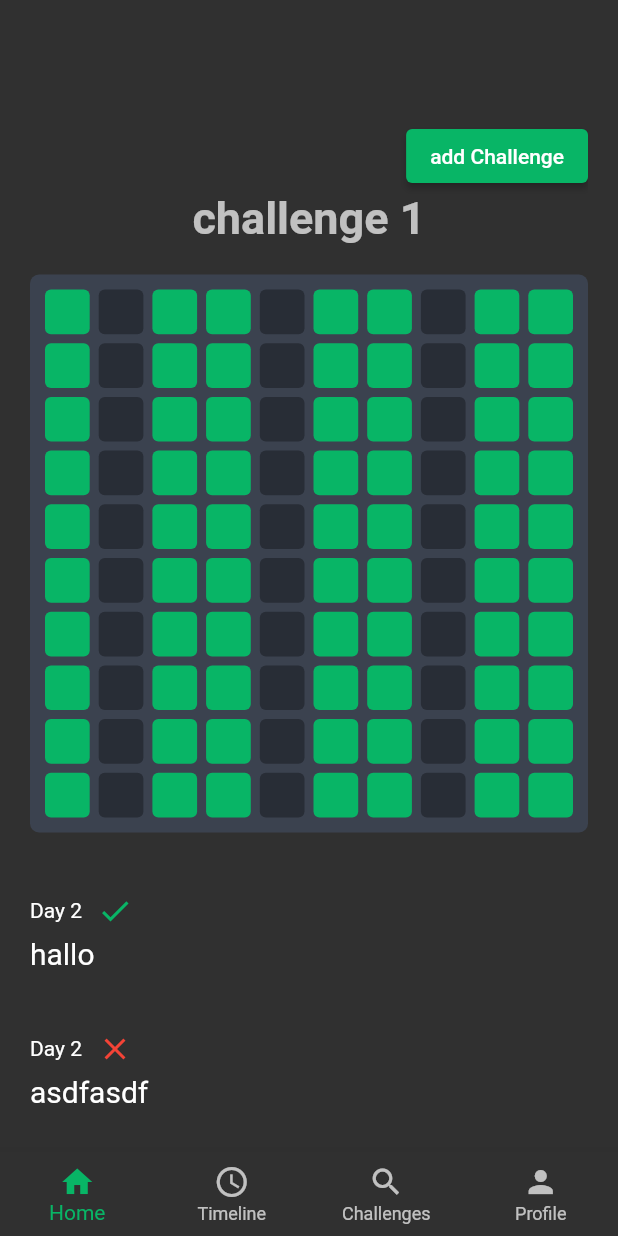
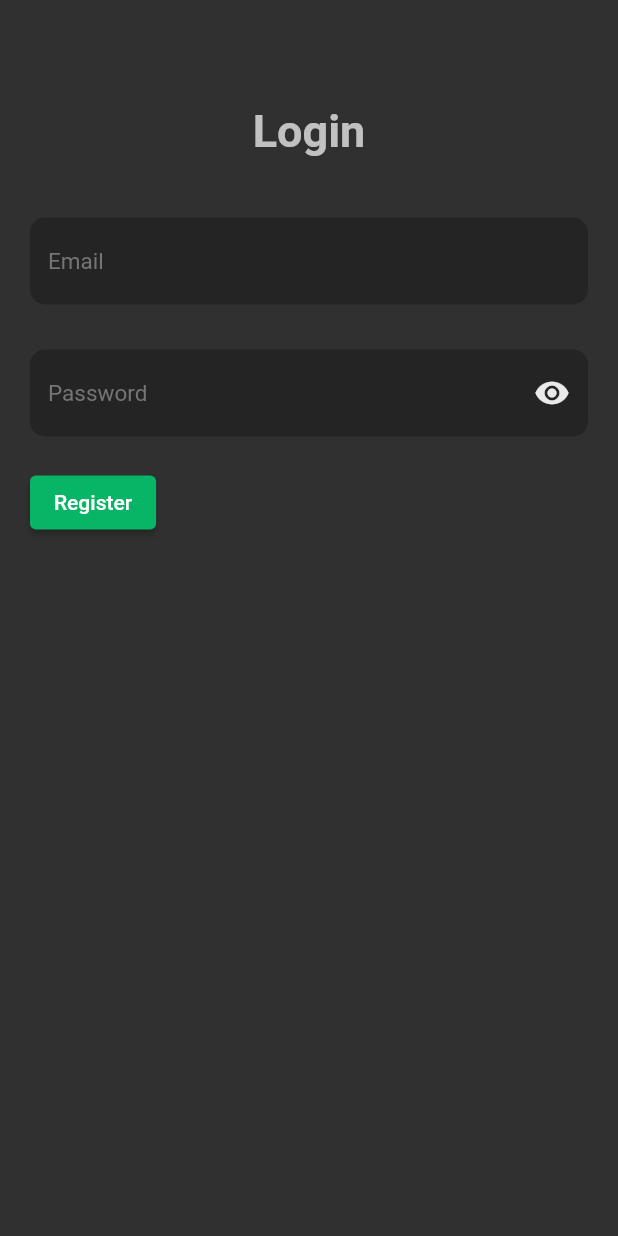
Before and after one commit to Hiebeler/lawof100-frontend, a Flutter app: the screen it shows after launch, on a phone screen of 412 x 824 dp. Run offline on Flutter 3.47's test engine with Material 2 defaults, Android fonts, the light colour scheme and no system bars; our stand-ins replace image_picker; Roboto replaces fonts that are missing (Arial, Hind).

Commit message:
created SignIn and SignUp pages

```diff
--- a/lib/main.dart
+++ b/lib/main.dart
@@ -2,6 +2,8 @@ import 'package:flutter/material.dart';
 import 'package:flutter/services.dart';
 import 'package:lawof100/add_challenge.dart';
 import 'package:lawof100/home.dart';
+import 'package:lawof100/sign_in.dart';
+import 'package:lawof100/sign_up.dart';
 
 void main() {
   WidgetsFlutterBinding.ensureInitialized();
@@ -24,10 +26,12 @@ class _MainState extends State<Main> {
     final ThemeData theme = ThemeData();
 
     return MaterialApp(
-      initialRoute: '/',
+      initialRoute: '/signIn',
       routes: {
         '/': (context) => const Home(),
         '/addChallenge': (context) => const AddChallenge(),
+        '/signUp': (context) => SignUp(),
+        '/signIn': (context) => SignIn(),
       },
       theme: ThemeData(
         // Define the default brightness and colors.
--- /dev/null
+++ b/lib/sign_in.dart
@@ -0,0 +1,100 @@
+import 'package:flutter/material.dart';
+
+class SignIn extends StatefulWidget {
+  SignIn({Key? key}) : super(key: key);
+
+  @override
+  State<SignIn> createState() => _SignInState();
+}
+
+class _SignInState extends State<SignIn> {
+  Color inputBackgroundColor = const Color.fromRGBO(36, 36, 36, 1.0);
+
+  Color textColor = const Color.fromRGBO(234, 234, 234, 1.0);
+
+  TextStyle hintTextStyle =
+      const TextStyle(color: Color.fromRGBO(117, 117, 117, 1.0), fontSize: 15);
+
+  bool _isHidden = true;
+
+  @override
+  Widget build(BuildContext context) {
+    return Scaffold(
+      body: Padding(
+        padding: EdgeInsets.fromLTRB(20, 70, 20, 20),
+        child: SingleChildScrollView(
+          child: Column(
+            children: [
+              Text(
+                "Login",
+                style: Theme.of(context).textTheme.headline1,
+              ),
+              const SizedBox(
+                height: 40,
+              ),
+              TextField(
+                style: hintTextStyle.copyWith(color: textColor),
+                decoration: InputDecoration(
+                  filled: true,
+                  fillColor: inputBackgroundColor,
+                  border: const OutlineInputBorder(
+                      borderRadius: BorderRadius.all(Radius.circular(10)),
+                      borderSide: BorderSide(
+                        width: 0,
+                        style: BorderStyle.none,
+                      )),
+                  hintStyle: hintTextStyle,
+                  hintText: "Email",
+                ),
+              ),
+              const SizedBox(
+                height: 30,
+              ),
+              TextField(
+                style: hintTextStyle.copyWith(color: textColor),
+                decoration: InputDecoration(
+                  filled: true,
+                  fillColor: inputBackgroundColor,
+                  border: const OutlineInputBorder(
+                      borderRadius: BorderRadius.all(Radius.circular(10)),
+                      borderSide: BorderSide(
+                        width: 0,
+                        style: BorderStyle.none,
+                      )),
+                  hintStyle: hintTextStyle,
+                  hintText: "Password",
+                  suffixIcon: InkWell(
+                    onTap: () {
+                      setState(() {
+                        _isHidden = !_isHidden;
+                      });
+                    },
+                    child: Icon(
+                      _isHidden ? Icons.visibility : Icons.visibility_off,
+                      color: textColor,
+                    ),
+                  ),
+                ),
+                obscureText: _isHidden,
+              ),
+              const SizedBox(
+                height: 20,
+              ),
+              Align(
+                alignment: Alignment.centerLeft,
+                child: ElevatedButton(
+                  onPressed: () => Navigator.pop(context),
+                  child: const Text("Register"),
+                  style: ButtonStyle(
+                    backgroundColor: MaterialStateProperty.all(
+                        Theme.of(context).primaryColor),
+                  ),
+                ),
+              )
+            ],
+          ),
+        ),
+      ),
+    );
+  }
+}
```
Also changed, not shown: lib/sign_up.dart (added, +151 -0 lines).
